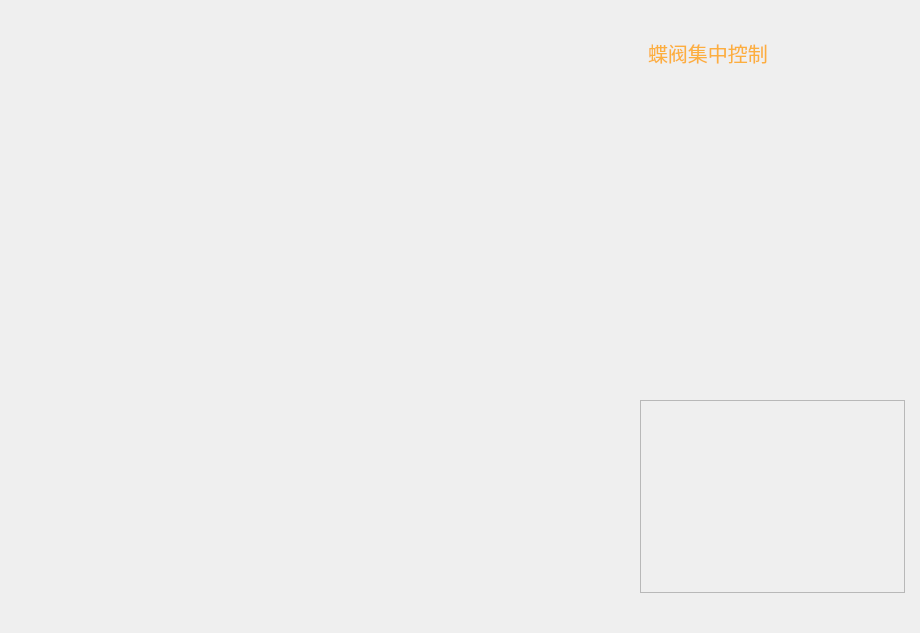
This is Window/Page/valvepage.ui in caosq/ChickenFarm as Qt 5 draws it before an edit. The edited form follows.
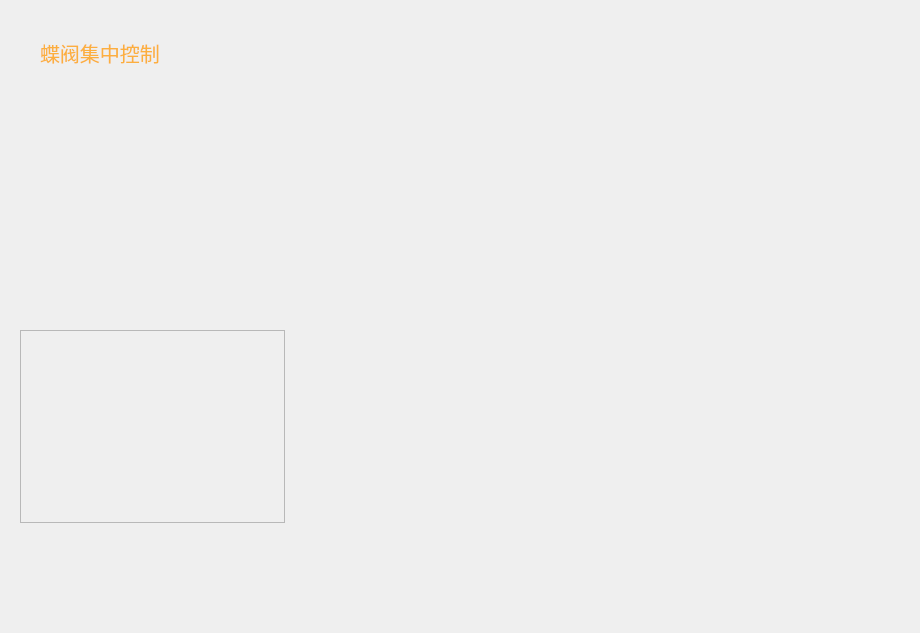
This is the edited form. Icons and pictures are not drawn.

```diff
--- a/Window/Page/valvepage.ui
+++ b/Window/Page/valvepage.ui
@@ -16,7 +16,7 @@
   <widget class="QWidget" name="gridLayoutWidget_2">
    <property name="geometry">
     <rect>
-     <x>16</x>
+     <x>300</x>
      <y>40</y>
      <width>609</width>
      <height>561</height>
@@ -27,8 +27,8 @@
   <widget class="QFrame" name="frame_1">
    <property name="geometry">
     <rect>
-     <x>640</x>
-     <y>400</y>
+     <x>20</x>
+     <y>330</y>
      <width>265</width>
      <height>193</height>
     </rect>
@@ -46,10 +46,10 @@
   <widget class="QFrame" name="frame">
    <property name="geometry">
     <rect>
-     <x>640</x>
-     <y>64</y>
+     <x>20</x>
+     <y>70</y>
      <width>265</width>
-     <height>249</height>
+     <height>231</height>
     </rect>
    </property>
    <property name="styleSheet">
@@ -68,7 +68,7 @@
   <widget class="QLabel" name="label">
    <property name="geometry">
     <rect>
-     <x>648</x>
+     <x>40</x>
      <y>40</y>
      <width>153</width>
      <height>25</height>
```
